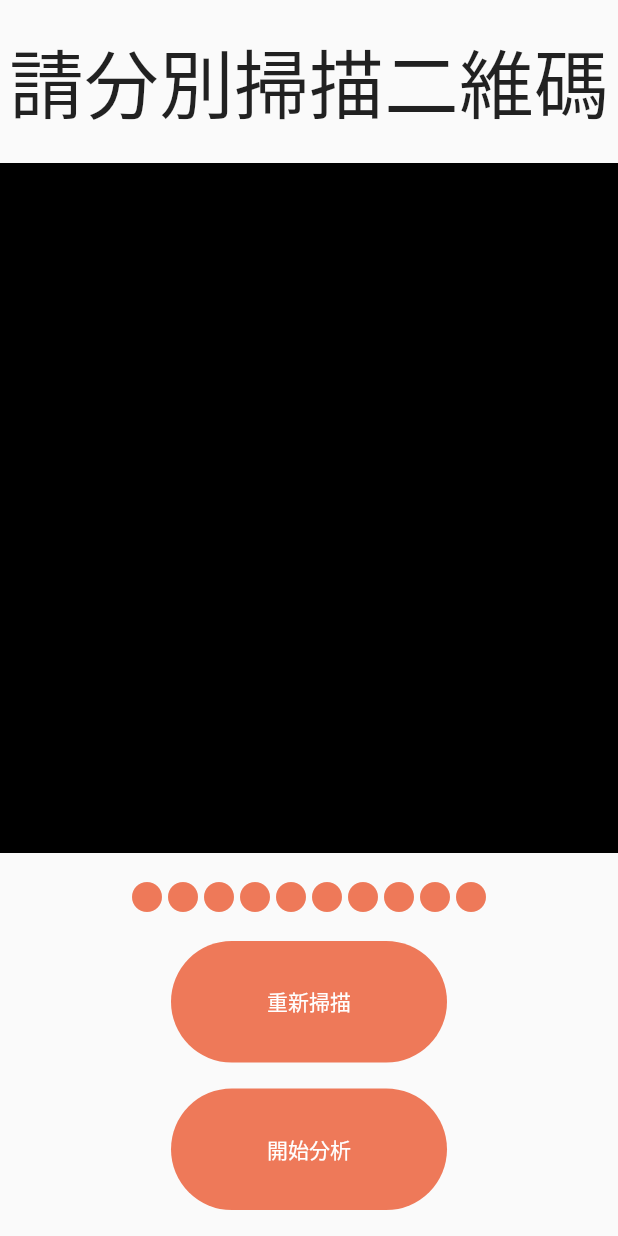
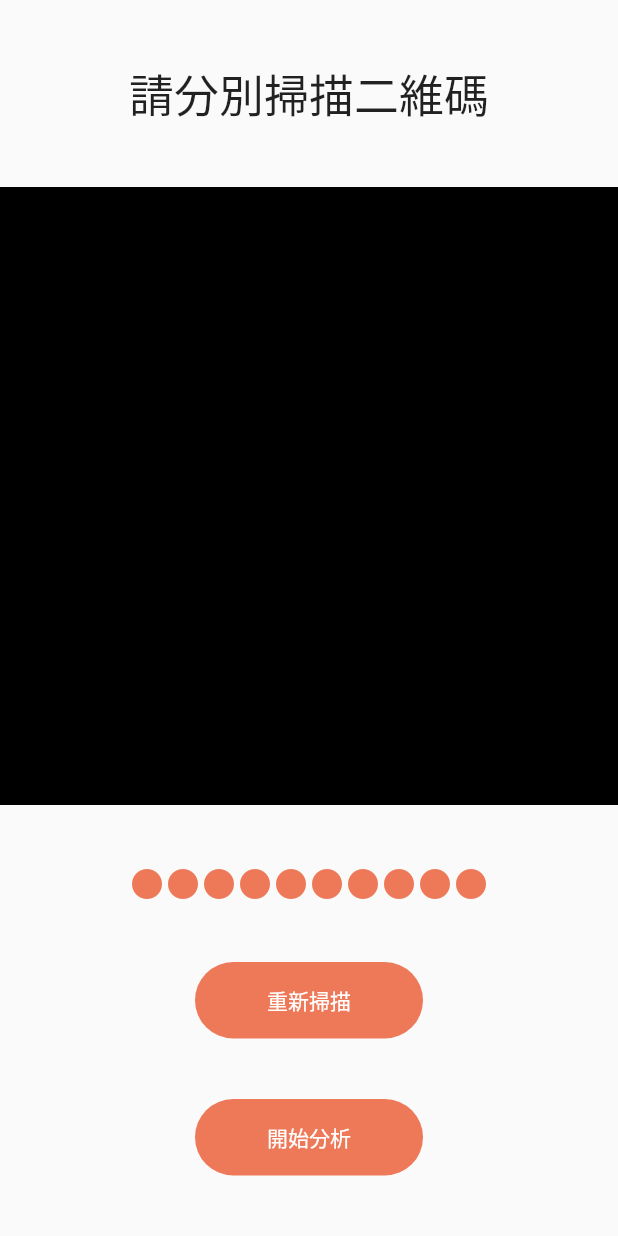
Before and after one commit to wallasehuang/flutter_qrcode_app, a Flutter app: the ScanPage screen opened directly, on a phone screen of 412 x 824 dp. Run offline on Flutter 3.47's test engine with Material 2 defaults, Android fonts, the phone set to English and light mode, and no system bars.

```diff
--- a/lib/button.dart
+++ b/lib/button.dart
@@ -12,7 +12,7 @@ class Button extends StatelessWidget {
         style: TextButton.styleFrom(
             primary: Color(0xffffffff),
             backgroundColor: Color(0xffEE7959),
-            padding: EdgeInsets.symmetric(horizontal: 64.0, vertical: 30.0),
+            padding: EdgeInsets.symmetric(horizontal: 48.0, vertical: 15.0),
             shape: RoundedRectangleBorder(
                 borderRadius: BorderRadius.circular(72.0))),
         child: Text(text),
--- a/lib/main.dart
+++ b/lib/main.dart
@@ -1,3 +1,4 @@
+import 'package:first_app/scan_page.dart';
 import 'package:flutter/material.dart';
 
 // import 'scan_page.dart';
@@ -11,13 +12,14 @@ class SampleApp extends StatelessWidget {
   // This widget is the root of your application.
   @override
   Widget build(BuildContext context) {
+    "a".runtimeType;
     return MaterialApp(
       debugShowCheckedModeBanner: false,
       color: Color(0xff4a4a4a),
       // theme: ThemeData(
       //   primarySwatch: Colors.blue,
       // ),
-      home: ReportPage(),
+      home: ScanPage(),
       // home: ScanPage(),
     );
   }
--- a/lib/scan_page.dart
+++ b/lib/scan_page.dart
@@ -12,20 +12,35 @@ class ScanPage extends StatefulWidget {
 class _ScanPageState extends State<ScanPage> {
   @override
   Widget build(BuildContext context) {
+    final screenSize = MediaQuery.of(context).size;
+    final screenWidth = screenSize.width;
+    final screenHeight = screenSize.height;
+
     return Scaffold(
       body: Center(
-            child: Column(mainAxisAlignment: MainAxisAlignment.spaceEvenly,
-                // crossAxisAlignment: CrossAxisAlignment.center,
+        child: Column(
+            mainAxisAlignment: MainAxisAlignment.spaceEvenly,
+            crossAxisAlignment: CrossAxisAlignment.center,
+            mainAxisSize: MainAxisSize.max,
             children: [
               Text("請分別掃描二維碼",
                   textAlign: TextAlign.center,
-              style: TextStyle(fontSize: 50, fontWeight: FontWeight.w500)),
-          Container(color: Colors.black, height: 460, width: 460),
+                  style: TextStyle(fontSize: 30, fontWeight: FontWeight.w500)),
+              Flexible(
+                  child: ClipRRect(
+                child: AspectRatio(
+                  aspectRatio: 1,
+                  child: OverflowBox(
+                      maxHeight: screenWidth,
+                      maxWidth: screenWidth,
+                      child: Container(
+                        color: Colors.black,
+                      )),
+                ),
+              )),
               Row(
                 mainAxisAlignment: MainAxisAlignment.center,
-            children: [
-              for (int i = 0; i < 10; i++) _dot(status: true),
-            ],
+                children: List.generate(10, (index) => _dot(status: true)),
               ),
               Button(
                 text: "重新掃描",
@@ -35,7 +50,9 @@ class _ScanPageState extends State<ScanPage> {
                 text: "開始分析",
                 onPress: () {},
               ),
-        ])));
+            ]),
+      ),
+    );
   }
 }
 
--- a/pubspec.yaml
+++ b/pubspec.yaml
@@ -28,6 +28,7 @@ dependencies:
   # Use with the CupertinoIcons class for iOS style icons.
   cupertino_icons: ^1.0.2
   english_words: ^4.0.0-0
+  camera: ^0.8.1
 
 dev_dependencies:
   flutter_test:
```
Also changed, not shown: pubspec.lock, 7 other files. Lines whose indentation alone changed are shown as unchanged.
